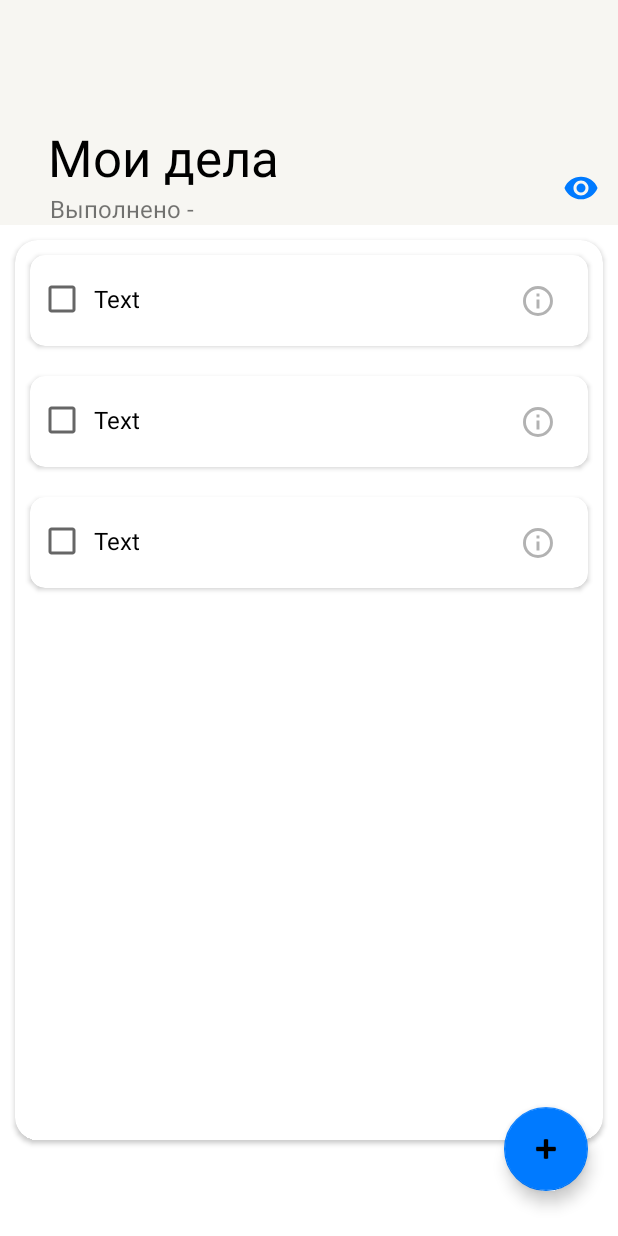
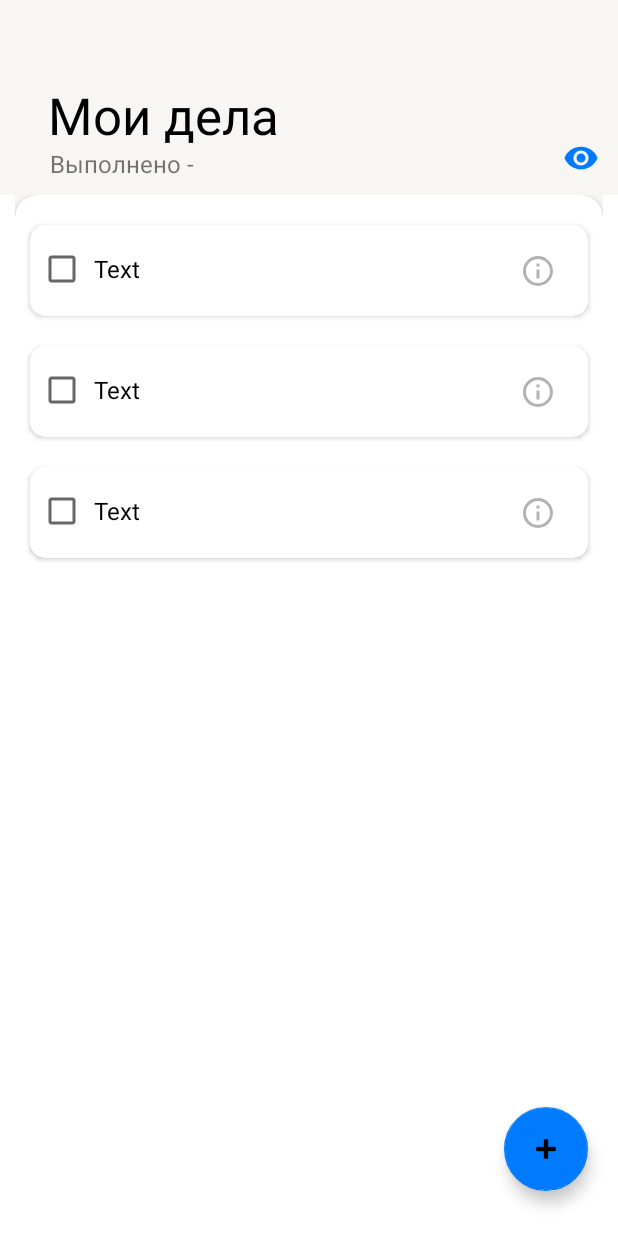
Before and after one commit to Mobile-Developement-School-23/android-todo-app-Kaz1deX, an Android app: the layout fragment_main_screen.xml on its own in the app's theme, with its tools: preview values and no code run, on a phone screen of 412 x 824 dp. Run offline under Robolectric (Android 15) with nearby library versions, the light colour scheme and no system bars; Roboto replaces fonts that are not available here.

Commit message:
Fix collapsing toolbar

```diff
--- a/app/build.gradle
+++ b/app/build.gradle
@@ -45,7 +45,7 @@ dependencies {
     implementation 'androidx.appcompat:appcompat:1.6.1'
     implementation 'com.google.android.material:material:1.9.0'
     implementation 'androidx.constraintlayout:constraintlayout:2.1.4'
-
+    implementation 'androidx.swiperefreshlayout:swiperefreshlayout:1.1.0'
     testImplementation 'junit:junit:4.13.2'
     androidTestImplementation 'androidx.test.ext:junit:1.1.5'
     androidTestImplementation 'androidx.test.espresso:espresso-core:3.5.1'
--- a/app/src/main/java/com/example/petruninkotlinyandex/fragments/AddTaskFragment.kt
+++ b/app/src/main/java/com/example/petruninkotlinyandex/fragments/AddTaskFragment.kt
@@ -16,6 +16,7 @@ import androidx.core.content.ContextCompat
 import androidx.fragment.app.activityViewModels
 import androidx.navigation.Navigation
 import androidx.navigation.findNavController
+import androidx.swiperefreshlayout.widget.SwipeRefreshLayout
 import com.example.petruninkotlinyandex.R
 import com.example.petruninkotlinyandex.data.TaskViewModel
 import com.example.petruninkotlinyandex.data.TodoItem
--- a/app/src/main/java/com/example/petruninkotlinyandex/fragments/MainScreenFragment.kt
+++ b/app/src/main/java/com/example/petruninkotlinyandex/fragments/MainScreenFragment.kt
@@ -14,6 +14,7 @@ import androidx.recyclerview.widget.RecyclerView
 import com.example.petruninkotlinyandex.R
 import com.example.petruninkotlinyandex.data.TaskViewModel
 import com.example.petruninkotlinyandex.adapters.TasksAdapter
+import com.example.petruninkotlinyandex.data.TodoItem
 import com.example.petruninkotlinyandex.databinding.FragmentMainScreenBinding
 
 class MainScreenFragment : Fragment() {
@@ -50,6 +51,12 @@ class MainScreenFragment : Fragment() {
             tasksRecyclerView.adapter?.notifyDataSetChanged()
 //            Toast.makeText(context, "UPDATING RECYCLER_VIEW ADAPTER", Toast.LENGTH_SHORT).show()
         } })
+
+        binding.swipeRefreshLayoutMainScreen.setOnRefreshListener {
+            taskViewModel.addTaskToRepository(TodoItem("My new Text", "Высокий"))
+            tasksAdapter.notifyDataSetChanged()
+            binding.swipeRefreshLayoutMainScreen.isRefreshing = false
+        }
     }
     override fun onDestroyView() {
         super.onDestroyView()
--- a/app/src/main/res/layout/fragment_main_screen.xml
+++ b/app/src/main/res/layout/fragment_main_screen.xml
@@ -5,89 +5,6 @@
     android:layout_width="match_parent"
     android:layout_height="match_parent"
     tools:context=".fragments.MainScreenFragment">
-
-    <com.google.android.material.appbar.AppBarLayout
-        android:id="@+id/appbar_main_screen"
-        android:layout_width="match_parent"
-        android:layout_height="150dp"
-        android:fitsSystemWindows="true"
-        android:theme="@style/main_style">
-
-        <com.google.android.material.appbar.CollapsingToolbarLayout
-            android:id="@+id/collapsing_toolbar_main_screen"
-            android:layout_width="match_parent"
-            android:layout_height="match_parent"
-            android:fitsSystemWindows="true"
-            app:contentScrim="?attr/colorPrimary"
-            app:layout_scrollFlags="scroll|snap|exitUntilCollapsed"
-            app:title="@string/page_title">
-
-            <TextView
-                android:id="@+id/title_text_collapsing"
-                android:layout_width="wrap_content"
-                android:layout_height="wrap_content"
-                android:layout_gravity="bottom|left"
-                android:layout_marginLeft="33dp"
-                android:text="Выполнено - "
-                android:textSize="16sp"
-                app:layout_collapseMode="parallax" />
-
-            <ImageButton
-                android:id="@+id/eye_button"
-                android:layout_width="50dp"
-                android:layout_height="50dp"
-                android:layout_gravity="bottom|right"
-                android:background="@android:color/transparent"
-                android:contentDescription="NoButton"
-                android:src="@drawable/visibility" />
-
-            <androidx.appcompat.widget.Toolbar
-                android:id="@+id/toolbar_main_screen"
-                android:layout_width="match_parent"
-                android:layout_height="?attr/actionBarSize"
-                app:layout_collapseMode="pin" />
-
-        </com.google.android.material.appbar.CollapsingToolbarLayout>
-
-    </com.google.android.material.appbar.AppBarLayout>
-
-    <androidx.core.widget.NestedScrollView
-        android:layout_width="match_parent"
-        android:layout_height="match_parent"
-        android:contentDescription="NoScroll"
-        app:layout_behavior="com.google.android.material.appbar.AppBarLayout$ScrollingViewBehavior">
-
-        <androidx.cardview.widget.CardView
-            android:id="@+id/recycler_card_view"
-            android:layout_width="match_parent"
-            android:layout_height="match_parent"
-            android:layout_marginStart="10dp"
-            android:layout_marginTop="10dp"
-            android:layout_marginEnd="10dp"
-            app:cardCornerRadius="15dp"
-            app:layout_constraintBottom_toBottomOf="parent"
-            app:layout_constraintEnd_toEndOf="parent"
-            app:layout_constraintStart_toStartOf="parent"
-            app:layout_constraintTop_toBottomOf="parent">
-
-            <androidx.constraintlayout.widget.ConstraintLayout
-                android:layout_width="match_parent"
-                android:layout_height="600dp">
-
-                <androidx.recyclerview.widget.RecyclerView
-                    android:id="@+id/recycler_tasks"
-                    android:layout_width="match_parent"
-                    android:layout_height="match_parent"
-                    android:orientation="vertical"
-                    app:layout_constraintBottom_toBottomOf="parent"
-                    app:layout_constraintEnd_toEndOf="parent"
-                    app:layout_constraintStart_toStartOf="parent"
-                    app:layout_constraintTop_toTopOf="parent"
-                    tools:listitem="@layout/item_list" />
-            </androidx.constraintlayout.widget.ConstraintLayout>
-
-        </androidx.cardview.widget.CardView>
-    </androidx.core.widget.NestedScrollView>
 
     <com.google.android.material.floatingactionbutton.FloatingActionButton
         android:id="@+id/add_button"
@@ -104,4 +21,93 @@
         app:layout_constraintBottom_toBottomOf="parent"
         app:layout_constraintEnd_toEndOf="parent" />
 
+    <androidx.swiperefreshlayout.widget.SwipeRefreshLayout
+        android:id="@+id/swipe_refresh_layout_main_screen"
+        android:layout_width="match_parent"
+        android:layout_height="match_parent"
+        android:layout_marginLeft="10dp"
+        android:layout_marginRight="10dp"
+        android:background="@color/main_theme"
+        app:layout_behavior="com.google.android.material.appbar.AppBarLayout$ScrollingViewBehavior">
+
+        <androidx.cardview.widget.CardView
+            android:id="@+id/recycler_card_view"
+            android:layout_width="match_parent"
+            android:layout_height="match_parent"
+            app:cardCornerRadius="15dp"
+            app:layout_constraintBottom_toBottomOf="parent"
+            app:layout_constraintEnd_toEndOf="parent"
+            app:layout_constraintStart_toStartOf="parent"
+            app:layout_constraintTop_toBottomOf="parent">
+
+            <androidx.constraintlayout.widget.ConstraintLayout
+                android:layout_width="match_parent"
+                android:layout_height="match_parent">
+
+                <androidx.recyclerview.widget.RecyclerView
+                    android:id="@+id/recycler_tasks"
+                    android:layout_width="match_parent"
+                    android:layout_height="match_parent"
+                    android:layout_marginTop="10dp"
+                    android:layout_marginBottom="10dp"
+                    android:orientation="vertical"
+                    app:layout_constraintBottom_toBottomOf="parent"
+                    app:layout_constraintEnd_toEndOf="parent"
+                    app:layout_constraintStart_toStartOf="parent"
+                    app:layout_constraintTop_toTopOf="parent"
+                    tools:listitem="@layout/item_list" />
+            </androidx.constraintlayout.widget.ConstraintLayout>
+
+        </androidx.cardview.widget.CardView>
+
+    </androidx.swiperefreshlayout.widget.SwipeRefreshLayout>
+
+
+    <com.google.android.material.appbar.AppBarLayout
+        android:id="@+id/appbar_main_screen"
+        android:layout_width="match_parent"
+        android:layout_height="130dp"
+        android:fitsSystemWindows="true"
+        android:theme="@style/main_style">
+
+        <com.google.android.material.appbar.CollapsingToolbarLayout
+            android:id="@+id/collapsing_toolbar_main_screen"
+            android:layout_width="match_parent"
+            android:layout_height="match_parent"
+            android:fitsSystemWindows="true"
+            app:contentScrim="?attr/colorPrimary"
+            app:layout_scrollFlags="scroll|snap|exitUntilCollapsed"
+            app:title="@string/page_title"
+            app:expandedTitleMarginBottom="40dp">
+
+            <TextView
+                android:id="@+id/title_text_collapsing"
+                android:layout_width="wrap_content"
+                android:layout_height="wrap_content"
+                android:layout_gravity="bottom|left"
+                android:layout_marginLeft="33dp"
+                android:layout_marginBottom="10dp"
+                android:text="Выполнено - "
+                android:textSize="16sp"
+                app:layout_collapseMode="parallax" />
+
+            <ImageButton
+                android:id="@+id/eye_button"
+                android:layout_width="50dp"
+                android:layout_height="50dp"
+                android:layout_gravity="bottom|right"
+                android:background="@android:color/transparent"
+                android:contentDescription="NoButton"
+                android:src="@drawable/visibility"/>
+
+            <androidx.appcompat.widget.Toolbar
+                android:id="@+id/toolbar_main_screen"
+                android:layout_width="match_parent"
+                android:layout_height="?attr/actionBarSize"
+                app:layout_collapseMode="pin" />
+
+        </com.google.android.material.appbar.CollapsingToolbarLayout>
+
+    </com.google.android.material.appbar.AppBarLayout>
+
 </androidx.coordinatorlayout.widget.CoordinatorLayout>
```
